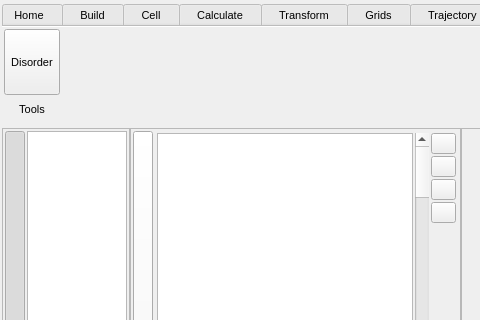
Old version of the form src/gui/mainwindow.ui in the repository trisyoungs/aten; both pictures show x 0 to 480 and y 0 to 320 of the 1247 by 737 pixel window.
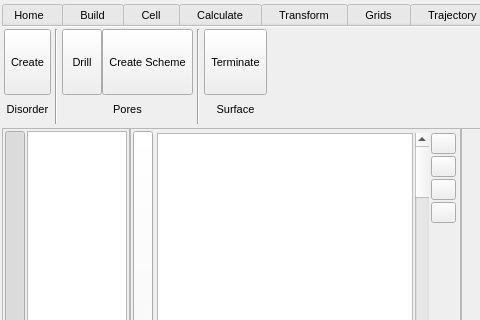
New version of the form. The open tabs and pages were chosen to show the change. Icons and pictures are not drawn. Custom widgets are drawn as their Qt base class.

Commit message: Renamed Disorder button to ToolsDisorderCreateButton. Added Drill and Create Scheme buttons to Pores subsection on Tools panel with associated popups, and Surface/Terminate. Added PartitioningScheme member to Aten (to pass to PoresSchemePopup). Removed PoresWidget.

Diff of the .ui file:
```diff
--- a/src/gui/mainwindow.ui
+++ b/src/gui/mainwindow.ui
@@ -8926,43 +8926,269 @@
              <enum>QFrame::NoFrame</enum>
             </property>
             <property name="text">
-             <string>Tools</string>
-            </property>
-            <property name="alignment">
-             <set>Qt::AlignCenter</set>
-            </property>
-           </widget>
-          </item>
-          <item row="0" column="0">
-           <widget class="TMenuButton" name="ToolsToolsDisorderButton">
-            <property name="sizePolicy">
-             <sizepolicy hsizetype="Preferred" vsizetype="Fixed">
-              <horstretch>0</horstretch>
-              <verstretch>0</verstretch>
-             </sizepolicy>
-            </property>
-            <property name="minimumSize">
-             <size>
-              <width>40</width>
-              <height>66</height>
-             </size>
-            </property>
-            <property name="maximumSize">
-             <size>
-              <width>128</width>
-              <height>66</height>
-             </size>
-            </property>
-            <property name="font">
-             <font>
-              <pointsize>8</pointsize>
-             </font>
-            </property>
-            <property name="toolTip">
-             <string>Run disorder builder wizard</string>
-            </property>
-            <property name="text">
              <string>Disorder</string>
+            </property>
+            <property name="alignment">
+             <set>Qt::AlignCenter</set>
+            </property>
+           </widget>
+          </item>
+          <item row="0" column="0">
+           <widget class="TMenuButton" name="ToolsDisorderCreateButton">
+            <property name="sizePolicy">
+             <sizepolicy hsizetype="Preferred" vsizetype="Fixed">
+              <horstretch>0</horstretch>
+              <verstretch>0</verstretch>
+             </sizepolicy>
+            </property>
+            <property name="minimumSize">
+             <size>
+              <width>40</width>
+              <height>66</height>
+             </size>
+            </property>
+            <property name="maximumSize">
+             <size>
+              <width>128</width>
+              <height>66</height>
+             </size>
+            </property>
+            <property name="font">
+             <font>
+              <pointsize>8</pointsize>
+             </font>
+            </property>
+            <property name="toolTip">
+             <string>Run disorder builder wizard</string>
+            </property>
+            <property name="text">
+             <string>Create</string>
+            </property>
+            <property name="icon">
+             <iconset resource="icons.qrc">
+              <normaloff>:/tools/icons/tools_disorder.svg</normaloff>:/tools/icons/tools_disorder.svg</iconset>
+            </property>
+            <property name="iconSize">
+             <size>
+              <width>30</width>
+              <height>30</height>
+             </size>
+            </property>
+            <property name="checkable">
+             <bool>false</bool>
+            </property>
+            <property name="checked">
+             <bool>false</bool>
+            </property>
+            <property name="autoExclusive">
+             <bool>false</bool>
+            </property>
+            <property name="toolButtonStyle">
+             <enum>Qt::ToolButtonTextUnderIcon</enum>
+            </property>
+            <property name="autoRaise">
+             <bool>false</bool>
+            </property>
+           </widget>
+          </item>
+         </layout>
+        </item>
+        <item>
+         <widget class="Line" name="line_39">
+          <property name="orientation">
+           <enum>Qt::Vertical</enum>
+          </property>
+         </widget>
+        </item>
+        <item>
+         <layout class="QGridLayout" name="gridLayout_25">
+          <item row="0" column="0">
+           <widget class="TMenuButton" name="ToolsPoresDrillButton">
+            <property name="sizePolicy">
+             <sizepolicy hsizetype="Preferred" vsizetype="Fixed">
+              <horstretch>0</horstretch>
+              <verstretch>0</verstretch>
+             </sizepolicy>
+            </property>
+            <property name="minimumSize">
+             <size>
+              <width>40</width>
+              <height>66</height>
+             </size>
+            </property>
+            <property name="maximumSize">
+             <size>
+              <width>128</width>
+              <height>66</height>
+             </size>
+            </property>
+            <property name="font">
+             <font>
+              <pointsize>8</pointsize>
+             </font>
+            </property>
+            <property name="toolTip">
+             <string>Run disorder builder wizard</string>
+            </property>
+            <property name="text">
+             <string>Drill</string>
+            </property>
+            <property name="iconSize">
+             <size>
+              <width>30</width>
+              <height>30</height>
+             </size>
+            </property>
+            <property name="checkable">
+             <bool>false</bool>
+            </property>
+            <property name="checked">
+             <bool>false</bool>
+            </property>
+            <property name="autoExclusive">
+             <bool>false</bool>
+            </property>
+            <property name="toolButtonStyle">
+             <enum>Qt::ToolButtonTextUnderIcon</enum>
+            </property>
+            <property name="autoRaise">
+             <bool>false</bool>
+            </property>
+           </widget>
+          </item>
+          <item row="1" column="0" colspan="3">
+           <widget class="QLabel" name="label_77">
+            <property name="sizePolicy">
+             <sizepolicy hsizetype="Minimum" vsizetype="Minimum">
+              <horstretch>0</horstretch>
+              <verstretch>0</verstretch>
+             </sizepolicy>
+            </property>
+            <property name="frameShape">
+             <enum>QFrame::NoFrame</enum>
+            </property>
+            <property name="text">
+             <string>Pores</string>
+            </property>
+            <property name="alignment">
+             <set>Qt::AlignCenter</set>
+            </property>
+           </widget>
+          </item>
+          <item row="0" column="1">
+           <widget class="TMenuButton" name="ToolsPoresSchemeButton">
+            <property name="sizePolicy">
+             <sizepolicy hsizetype="Preferred" vsizetype="Fixed">
+              <horstretch>0</horstretch>
+              <verstretch>0</verstretch>
+             </sizepolicy>
+            </property>
+            <property name="minimumSize">
+             <size>
+              <width>40</width>
+              <height>66</height>
+             </size>
+            </property>
+            <property name="maximumSize">
+             <size>
+              <width>128</width>
+              <height>66</height>
+             </size>
+            </property>
+            <property name="font">
+             <font>
+              <pointsize>8</pointsize>
+             </font>
+            </property>
+            <property name="toolTip">
+             <string>Run disorder builder wizard</string>
+            </property>
+            <property name="text">
+             <string>Create Scheme</string>
+            </property>
+            <property name="iconSize">
+             <size>
+              <width>30</width>
+              <height>30</height>
+             </size>
+            </property>
+            <property name="checkable">
+             <bool>false</bool>
+            </property>
+            <property name="checked">
+             <bool>false</bool>
+            </property>
+            <property name="autoExclusive">
+             <bool>false</bool>
+            </property>
+            <property name="toolButtonStyle">
+             <enum>Qt::ToolButtonTextUnderIcon</enum>
+            </property>
+            <property name="autoRaise">
+             <bool>false</bool>
+            </property>
+           </widget>
+          </item>
+         </layout>
+        </item>
+        <item>
+         <widget class="Line" name="line_40">
+          <property name="orientation">
+           <enum>Qt::Vertical</enum>
+          </property>
+         </widget>
+        </item>
+        <item>
+         <layout class="QGridLayout" name="gridLayout_26">
+          <item row="1" column="0" colspan="2">
+           <widget class="QLabel" name="label_78">
+            <property name="sizePolicy">
+             <sizepolicy hsizetype="Minimum" vsizetype="Minimum">
+              <horstretch>0</horstretch>
+              <verstretch>0</verstretch>
+             </sizepolicy>
+            </property>
+            <property name="frameShape">
+             <enum>QFrame::NoFrame</enum>
+            </property>
+            <property name="text">
+             <string>Surface</string>
+            </property>
+            <property name="alignment">
+             <set>Qt::AlignCenter</set>
+            </property>
+           </widget>
+          </item>
+          <item row="0" column="0">
+           <widget class="TMenuButton" name="ToolsSurfaceTerminateButton">
+            <property name="sizePolicy">
+             <sizepolicy hsizetype="Preferred" vsizetype="Fixed">
+              <horstretch>0</horstretch>
+              <verstretch>0</verstretch>
+             </sizepolicy>
+            </property>
+            <property name="minimumSize">
+             <size>
+              <width>40</width>
+              <height>66</height>
+             </size>
+            </property>
+            <property name="maximumSize">
+             <size>
+              <width>128</width>
+              <height>66</height>
+             </size>
+            </property>
+            <property name="font">
+             <font>
+              <pointsize>8</pointsize>
+             </font>
+            </property>
+            <property name="toolTip">
+             <string>Run disorder builder wizard</string>
+            </property>
+            <property name="text">
+             <string>Terminate</string>
             </property>
             <property name="icon">
              <iconset resource="icons.qrc">
```
Left out of the diff: 2 changed lines with no effect on the pictures. The commit also changes 17 other files.
